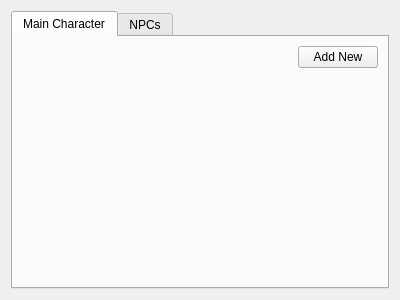
Old version of the form src/internal/private/questdialogues.ui in the repository nclettiere/Quester.
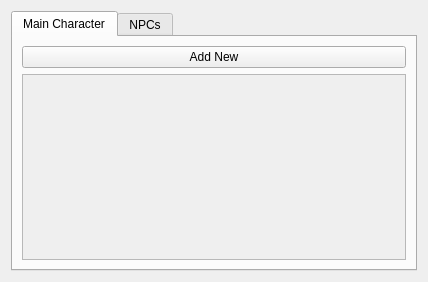
New version of the form.

The edit to the form file:
```diff
--- a/src/internal/private/questdialogues.ui
+++ b/src/internal/private/questdialogues.ui
@@ -6,8 +6,8 @@
    <rect>
     <x>0</x>
     <y>0</y>
-    <width>400</width>
-    <height>300</height>
+    <width>428</width>
+    <height>282</height>
    </rect>
   </property>
   <property name="windowTitle">
@@ -25,14 +25,36 @@
       </attribute>
       <layout class="QGridLayout" name="gridLayout">
        <item row="0" column="0">
-        <layout class="QVBoxLayout" name="verticalLayout_2">
-         <item alignment="Qt::AlignRight|Qt::AlignTop">
+        <layout class="QGridLayout" name="gridLayout_2">
+         <item row="0" column="0">
           <widget class="QPushButton" name="btnAddNewMain">
            <property name="text">
             <string>Add New</string>
            </property>
           </widget>
          </item>
+         <item row="1" column="0">
+          <widget class="QScrollArea" name="scrollArea">
+           <property name="widgetResizable">
+            <bool>true</bool>
+           </property>
+           <widget class="QWidget" name="scrollAreaWidgetContents">
+            <property name="geometry">
+             <rect>
+              <x>0</x>
+              <y>0</y>
+              <width>382</width>
+              <height>187</height>
+             </rect>
+            </property>
+            <layout class="QGridLayout" name="gridLayout_3">
+             <item row="0" column="0">
+              <layout class="QVBoxLayout" name="Container"/>
+             </item>
+            </layout>
+           </widget>
+          </widget>
+         </item>
         </layout>
        </item>
       </layout>
```
